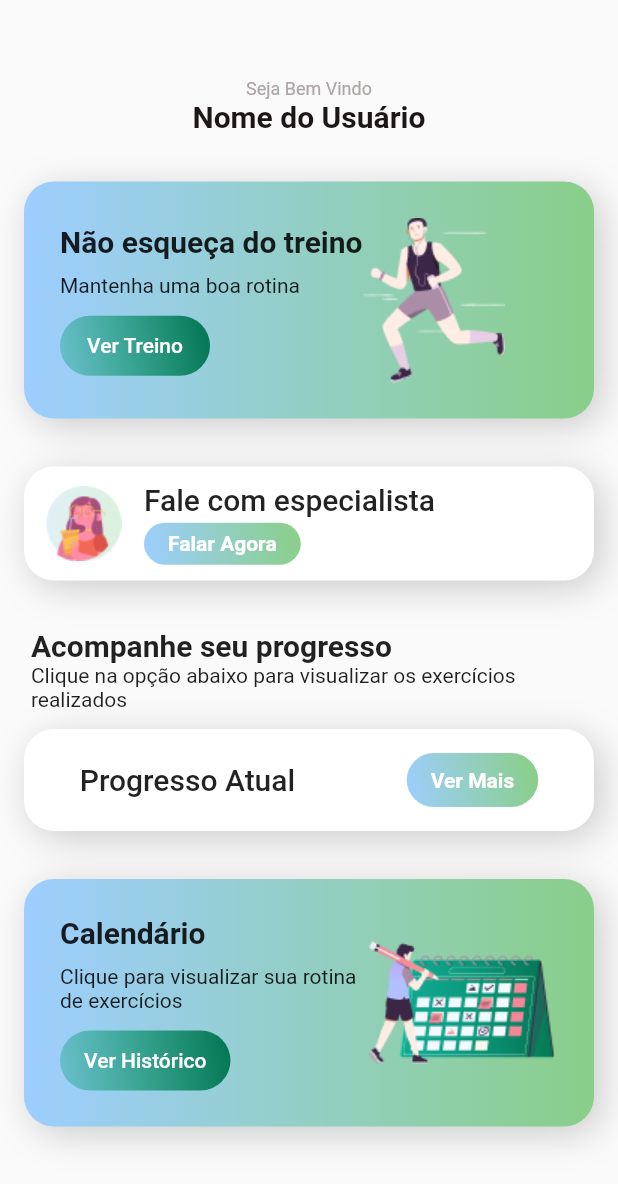
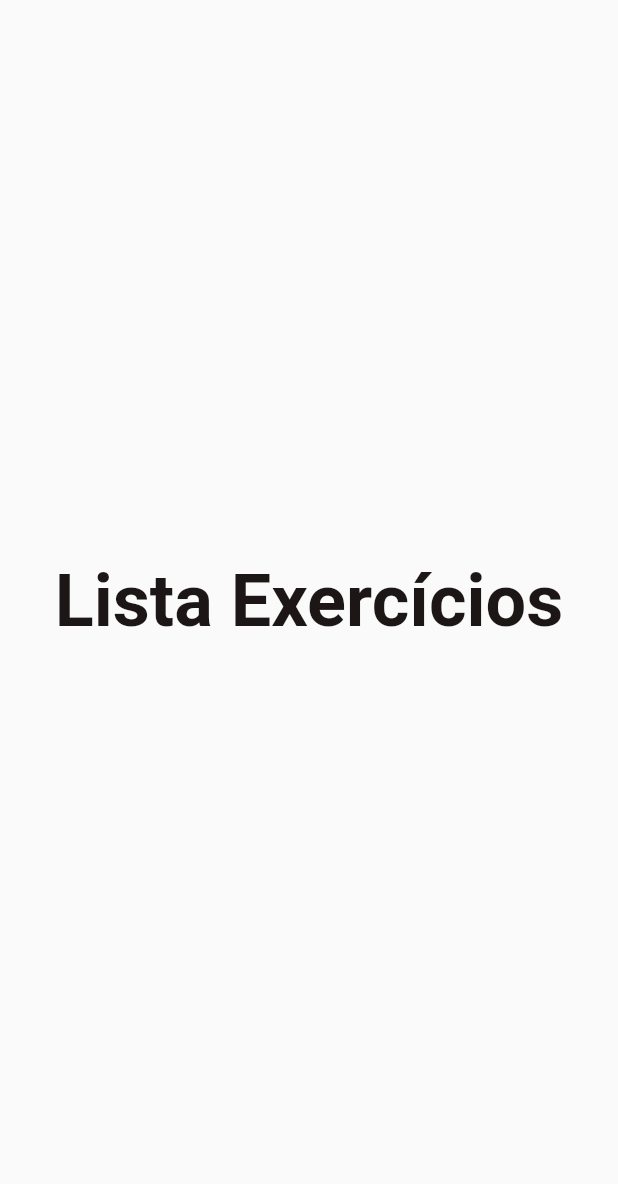
Before and after one commit to Agencia-Brawn/app-oncoativ, a Flutter app: the HomePage screen opened by its route, after a tap on "Ver Treino", on a phone screen of 412 x 824 dp. Shown: the top 1184 px of the screen. Run offline on Flutter 3.47's test engine with Material 2 defaults, Android fonts, the phone set to English and light mode, and no system bars; our stand-ins replace get.

Commit message:
Lista Exercícios: Rotas e Pages

```diff
--- /dev/null
+++ b/lib/app/modules/exercicios/lista_exercicios_page.dart
@@ -0,0 +1,33 @@
+import 'package:flutter/material.dart';
+
+class ListaExercicios extends StatelessWidget {
+  const ListaExercicios({Key? key}) : super(key: key);
+
+  @override
+  Widget build(BuildContext context) {
+    return  Scaffold(
+      body: Stack(
+        children: [
+          Align(
+            alignment: Alignment.center,
+            child: Column(
+              mainAxisAlignment: MainAxisAlignment.center,
+              children: [
+                const Text(
+                  'Lista Exercícios',
+                  style: TextStyle(
+                      color: Color(0xFF1D1617),
+                      fontWeight: FontWeight.bold,
+                      fontSize: 48),
+                ),
+                const SizedBox(
+                  height: 24,
+                ),
+              ],
+            ),
+          )
+        ],
+      ),
+    );
+  }
+}
--- a/lib/app/modules/home/home_page.dart
+++ b/lib/app/modules/home/home_page.dart
@@ -1,4 +1,5 @@
 import 'package:flutter/material.dart';
+import 'package:get/get.dart';
 
 class HomePage extends StatelessWidget {
   const HomePage({Key? key}) : super(key: key);
@@ -90,12 +91,15 @@ class HomePage extends StatelessWidget {
                                       borderRadius: BorderRadius.circular(20),
                                     ),
                                     child: ElevatedButton(
-                                      onPressed: () {},
+                                      onPressed: () {
+                                        Get.toNamed('/exercicios/listaexercicios');
+                                      },
                                       style: ElevatedButton.styleFrom(
                                         primary: Colors.transparent,
                                         shadowColor: Colors.transparent,
                                         shape: RoundedRectangleBorder(
-                                          borderRadius: BorderRadius.circular(20),
+                                          borderRadius:
+                                              BorderRadius.circular(20),
                                         ),
                                       ),
                                       child: const Text('Ver Treino'),
@@ -191,7 +195,8 @@ class HomePage extends StatelessWidget {
                                         primary: Colors.transparent,
                                         shadowColor: Colors.transparent,
                                         shape: RoundedRectangleBorder(
-                                          borderRadius: BorderRadius.circular(20),
+                                          borderRadius:
+                                              BorderRadius.circular(20),
                                         ),
                                       ),
                                       child: const Text(
@@ -287,7 +292,8 @@ class HomePage extends StatelessWidget {
                                         primary: Colors.transparent,
                                         shadowColor: Colors.transparent,
                                         shape: RoundedRectangleBorder(
-                                          borderRadius: BorderRadius.circular(20),
+                                          borderRadius:
+                                              BorderRadius.circular(20),
                                         ),
                                       ),
                                       child: const Text(
@@ -375,7 +381,8 @@ class HomePage extends StatelessWidget {
                                         primary: Colors.transparent,
                                         shadowColor: Colors.transparent,
                                         shape: RoundedRectangleBorder(
-                                          borderRadius: BorderRadius.circular(20),
+                                          borderRadius:
+                                              BorderRadius.circular(20),
                                         ),
                                       ),
                                       child: const Text('Ver Histórico'),
--- a/lib/app/routes/home_routers.dart
+++ b/lib/app/routes/home_routers.dart
@@ -0,0 +1,10 @@
+import 'package:get/get.dart';
+import 'package:oncoativ/app/modules/exercicios/lista_exercicios_page.dart';
+
+class HomeRouters {
+  HomeRouters._();
+
+  static final routers = <GetPage>[
+    GetPage(name: '/exercicios/listaexercicios', page: () => const ListaExercicios()),
+  ];
+}
--- a/lib/main.dart
+++ b/lib/main.dart
@@ -1,4 +1,5 @@
 import 'package:oncoativ/app/core/ui/config_ui.dart';
+import 'package:oncoativ/app/routes/home_routers.dart';
 import 'package:oncoativ/app/routes/splash_routers.dart';
 import 'package:flutter/material.dart';
 import 'package:get/get.dart';
@@ -20,6 +21,7 @@ class VakinhaBurguerMainApp extends StatelessWidget {
       getPages: [
         ...SplashRouters.routers,
         ...AuthRouters.routers,
+        ...HomeRouters.routers,
       ],
     );
   }
```
Also changed, not shown: lib/app/modules/exercicios/lista_exercicios_bindings.dart (added, +11 -0 lines), lib/app/modules/exercicios/lista_exercicios_controller.dart (added).
